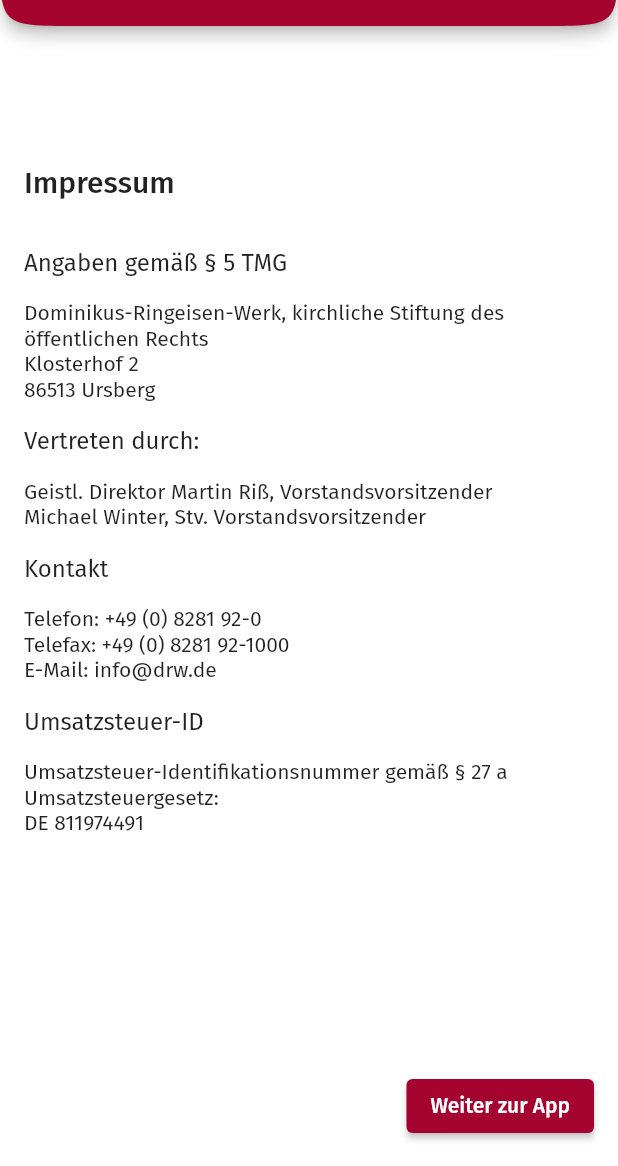
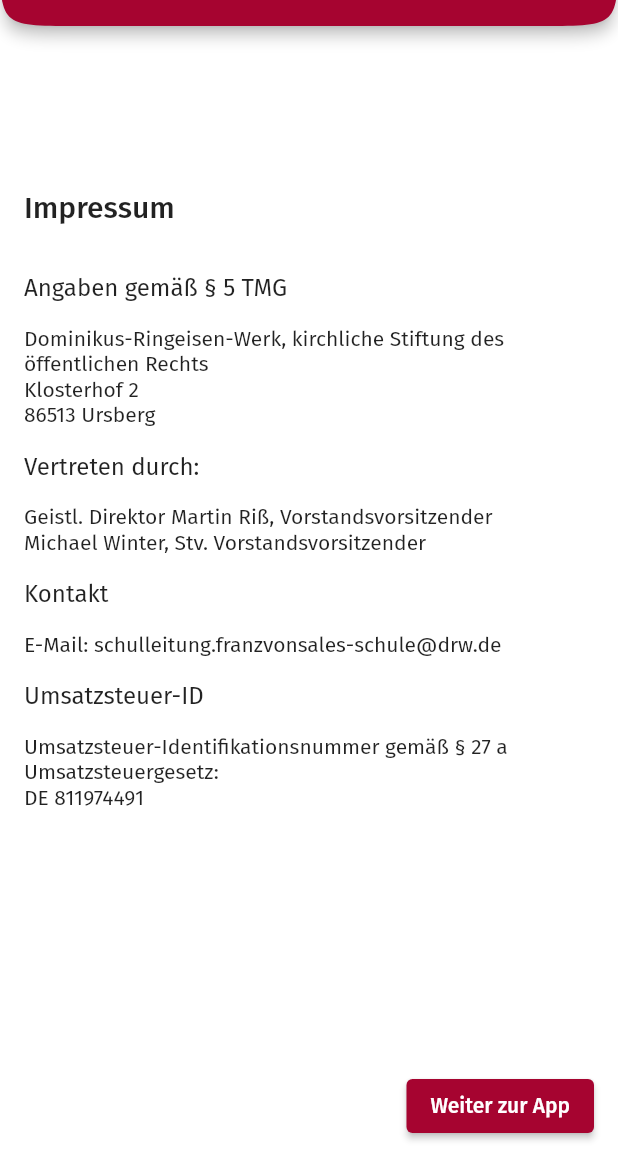
Before and after one commit to michasng/gestures, a Flutter app: the SiteNoticeScreen screen opened by its route, on a phone screen of 412 x 824 dp, the part 70-1236 px from its top. Run offline on Flutter 3.47's test engine with Material 2 defaults, Android fonts, the phone set to English and light mode, and no system bars; our stand-ins replace chewie, firebase_auth, firebase_core, firebase_storage, get_it, go_router and 2 more; accounts and stored records are empty; project files that could hold a hidden picture were left out.

Commit message:
Update site notice email address

```diff
--- a/lib/screens/site_notice/site_notice_screen.dart
+++ b/lib/screens/site_notice/site_notice_screen.dart
@@ -48,7 +48,7 @@ class SiteNoticeScreen extends StatelessWidget {
           ..._buildSection(
             context,
             'Kontakt',
-            'Telefon: +49 (0) 8281 92-0\nTelefax: +49 (0) 8281 92-1000\nE-Mail: info@drw.de',
+            'E-Mail: schulleitung.franzvonsales-schule@drw.de',
           ),
           SizedBox(height: 16),
           ..._buildSection(
```
